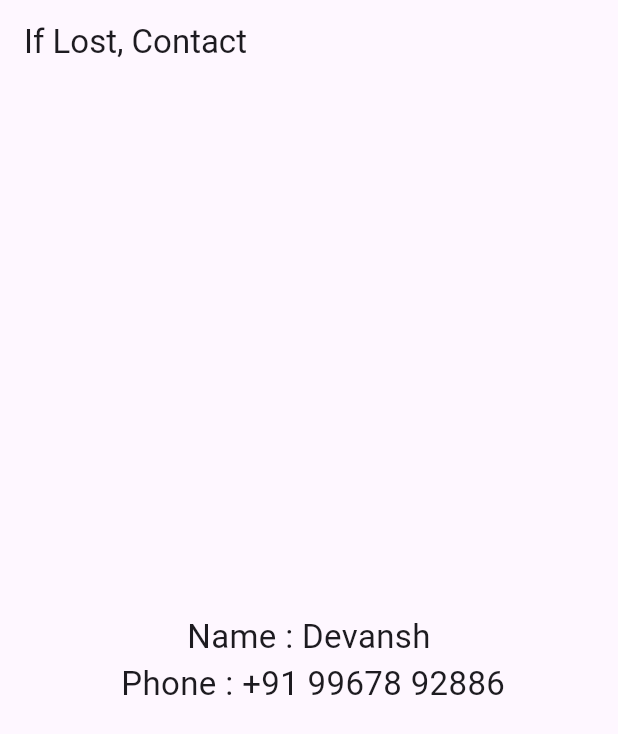
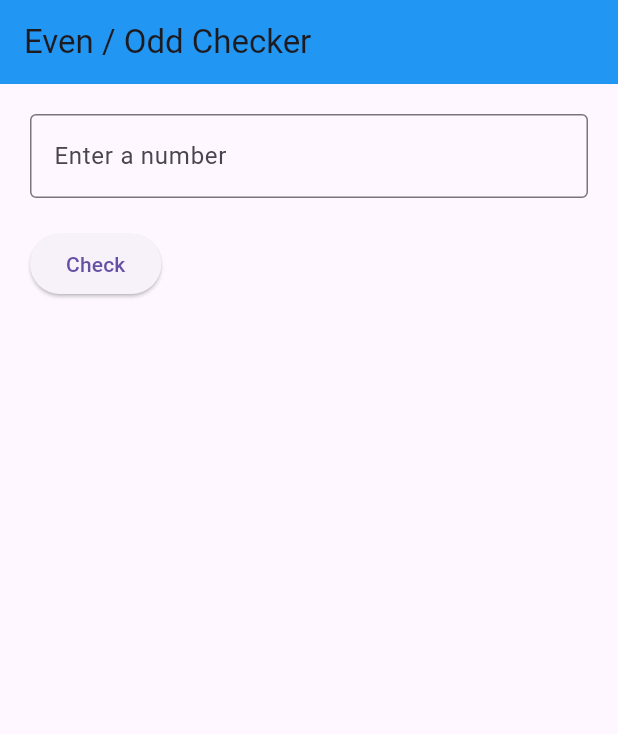
Before and after one commit to DevanshBakrania/Cyberlog, a Flutter app: the screen it shows after launch, on a phone screen of 412 x 824 dp. Shown: the top 734 px of the screen. Run offline on Flutter 3.47's test engine with Material 3 defaults, Android fonts, the phone set to English and light mode, and no system bars.

Commit message:
Update main.dart

```diff
--- a/lib/main.dart
+++ b/lib/main.dart
@@ -1,22 +1,73 @@
 import 'package:flutter/material.dart';
+
 void main() {
-  runApp(const MyFirstApp());
+  runApp(const MyApp());
 }
-class MyFirstApp extends StatelessWidget {
-  const MyFirstApp({super.key});
+
+class MyApp extends StatelessWidget {
+  const MyApp({super.key});
+
   @override
   Widget build(BuildContext context) {
     return MaterialApp(
-      home: Scaffold(
-        appBar: AppBar(
-          title: const Text("If Lost, Contact"),
-        ),
-        body: const Center(
-          child: Text(
-            "Name : Devansh \n Phone : +91 99678 92886",
-            textAlign: TextAlign.center,
-            style: TextStyle(fontSize: 22),
-          ),
+      debugShowCheckedModeBanner: false,
+      home: const EvenOddChecker(),
+    );
+  }
+}
+
+class EvenOddChecker extends StatefulWidget {
+  const EvenOddChecker({super.key});
+
+  @override
+  State<EvenOddChecker> createState() => _EvenOddCheckerState();
+}
+
+class _EvenOddCheckerState extends State<EvenOddChecker> {
+  final TextEditingController numberController = TextEditingController();
+  String resultMessage = "";
+
+  @override
+  Widget build(BuildContext context) {
+    return Scaffold(
+      appBar: AppBar(
+        title: const Text("Even / Odd Checker"),
+        backgroundColor: Colors.blue,
+      ),
+      body: Padding(
+        padding: const EdgeInsets.all(20.0),
+        child: Column(
+          crossAxisAlignment: CrossAxisAlignment.start,
+          children: [
+            TextField(
+              controller: numberController,
+              keyboardType: TextInputType.number,
+              decoration: const InputDecoration(
+                labelText: "Enter a number",
+                border: OutlineInputBorder(),
+              ),
+            ),
+
+            const SizedBox(height: 20),
+            ElevatedButton(
+              onPressed: () {
+                String input = numberController.text;
+                int number = int.parse(input);
+                if (number % 2 == 0) {
+                  resultMessage = "The number $number is Even.";
+                } else {
+                  resultMessage = "The number $number is Odd.";
+                }
+                setState(() {});
+              },
+              child: const Text("Check"),
+            ),
+            const SizedBox(height: 20),
+            Text(
+              resultMessage,
+              style: const TextStyle(fontSize: 20, fontWeight: FontWeight.bold),
+            ),
+          ],
         ),
       ),
     );
```
